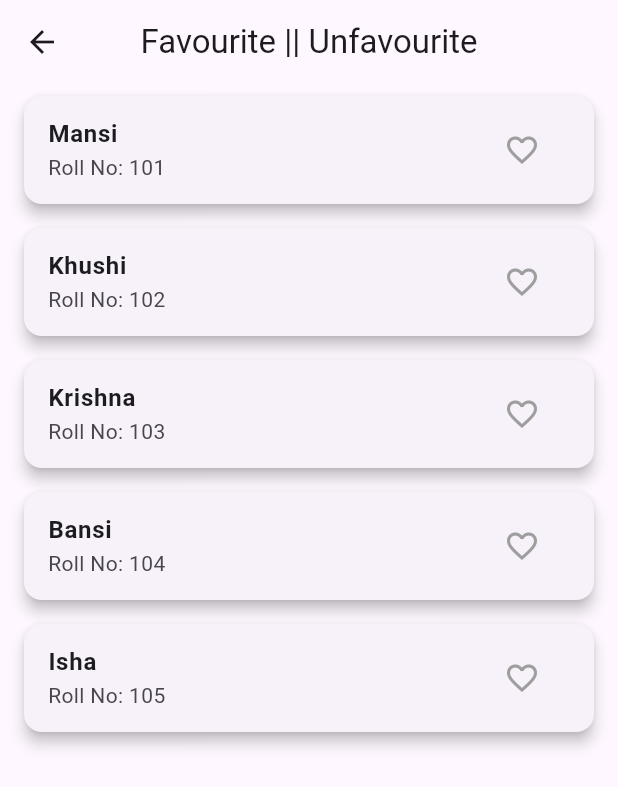
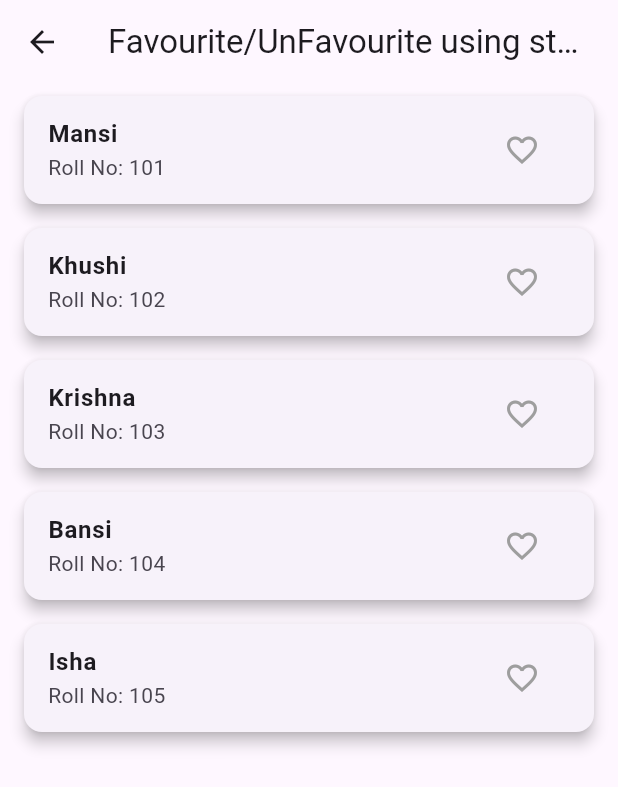
Before and after one commit to mansifatepara209/ADV_FLUTTER_LAB_WORK, a Flutter app: the FavUnFavWithStaticList screen opened directly, on a phone screen of 412 x 824 dp. Shown: the top 787 px of the screen. Run offline on Flutter 3.47's test engine with Material 3 defaults, Android fonts, the light colour scheme and no system bars; our stand-ins replace get, sqflite; accounts and stored records are empty; statements that could not run were skipped.

Commit message:
initial commit

```diff
--- a/lib/lab_2/First_FavOrUnFavWithStaticList.dart
+++ b/lib/lab_2/First_FavOrUnFavWithStaticList.dart
@@ -22,7 +22,7 @@ class _FavUnFavWithStaticListState extends State<FavUnFavWithStaticList> {
   Widget build(BuildContext context) {
     return Scaffold(
       appBar: AppBar(
-        title: Text("Favourite || Unfavourite"),
+        title: Text("Favourite/UnFavourite using static list"),
         centerTitle: true,
       ),
       body: ListView.builder(
```
